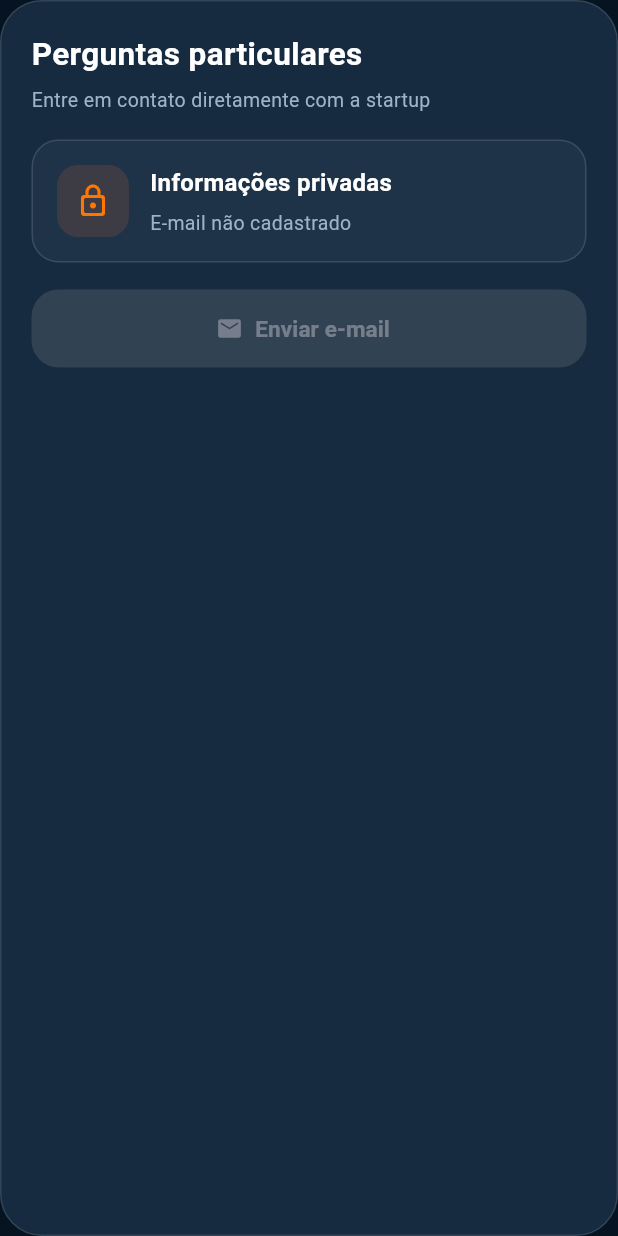
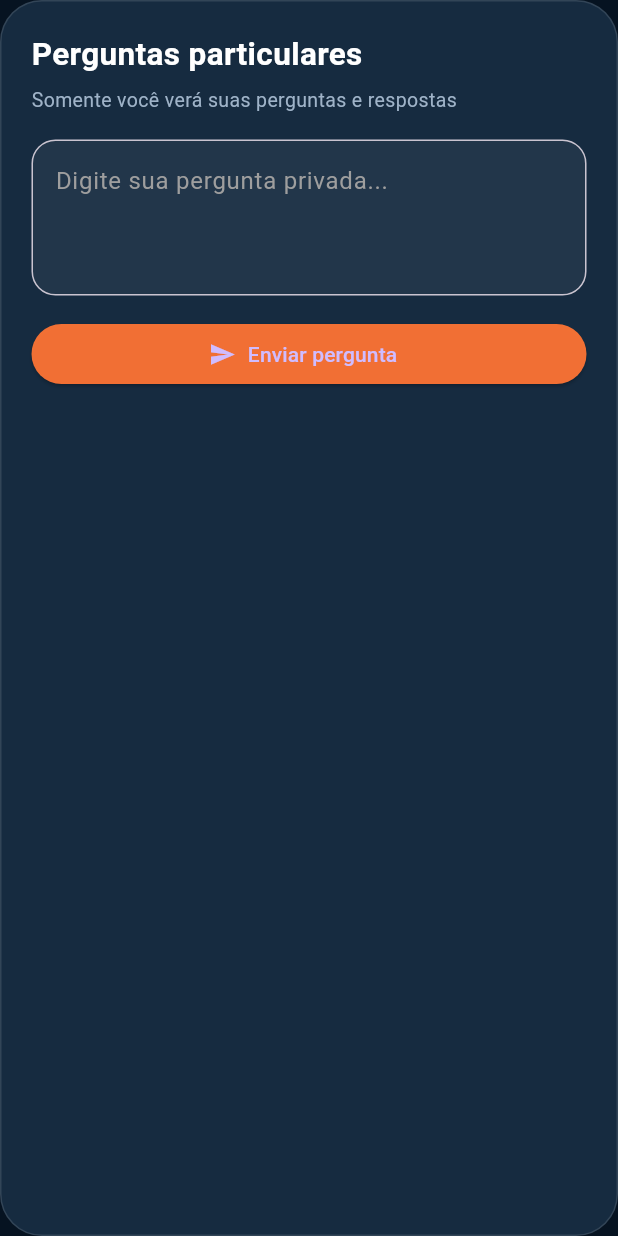
Before and after one commit to miguelgallinucci/ES-PI3-2026-T3-G20, a Flutter app: the PrivateInfoTab widget shown alone on an empty page, opened directly with empty values, on a phone screen of 412 x 824 dp. Run offline on Flutter 3.47's test engine with Material 3 defaults, Android fonts, the phone set to English and light mode, and no system bars; our stand-ins replace cloud_firestore, cloud_functions, firebase_auth, firebase_core; accounts and stored records are empty.

Commit message:
Perguntas Privadas Atualizadas , com acesso ao banco de Dados

```diff
--- a/mobile/lib/features/catalog/widgets/private_info_tab.dart
+++ b/mobile/lib/features/catalog/widgets/private_info_tab.dart
@@ -1,136 +1,178 @@
+import 'package:cloud_firestore/cloud_firestore.dart';
+import 'package:firebase_auth/firebase_auth.dart';
 import 'package:flutter/material.dart';
-import 'package:url_launcher/url_launcher.dart';
 
 import '../../../core/theme/app_colors.dart';
 import '../../../shared/widgets/app_section_card.dart';
 
-class PrivateInfoTab extends StatelessWidget {
-  final String? emailPrivado;
+class PrivateInfoTab extends StatefulWidget {
+  final String startupId;
 
   const PrivateInfoTab({
     super.key,
-    required this.emailPrivado,
+    required this.startupId,
   });
 
-  bool get hasEmail =>
-      emailPrivado != null && emailPrivado!.trim().isNotEmpty;
-
-  Future<void> abrirEmail(BuildContext context) async {
-    if (!hasEmail) {
-      ScaffoldMessenger.of(context).showSnackBar(
-        const SnackBar(
-          content: Text('E-mail não cadastrado.'),
-        ),
-      );
-      return;
+  @override
+  State<PrivateInfoTab> createState() => _PrivateInfoTabState();
 }
 
-    final Uri emailUri = Uri(
-      scheme: 'mailto',
-      path: emailPrivado!.trim(),
-      queryParameters: {
-        'subject': 'Solicitação de informações privadas',
-        'body':
-            'Olá, gostaria de receber mais informações privadas sobre a startup.',
-      },
-    );
+class _PrivateInfoTabState extends State<PrivateInfoTab> {
+  final TextEditingController perguntaController = TextEditingController();
 
-    await launchUrl(
-      emailUri,
-      mode: LaunchMode.externalApplication,
-    );
+  Future<void> enviarPergunta() async {
+    final user = FirebaseAuth.instance.currentUser;
+
+    if (user == null) return;
+
+    if (perguntaController.text.trim().isEmpty) return;
+
+    await FirebaseFirestore.instance
+        .collection('startups')
+        .doc(widget.startupId)
+        .collection('privateQuestions')
+        .add({
+      'question': perguntaController.text.trim(),
+      'answer': '',
+      'userId': user.uid,
+      'userEmail': user.email,
+      'createdAt': FieldValue.serverTimestamp(),
+    });
+
+    perguntaController.clear();
   }
 
   @override
   Widget build(BuildContext context) {
+    final user = FirebaseAuth.instance.currentUser;
+
     return AppSectionCard(
       title: 'Perguntas particulares',
-      subtitle: 'Entre em contato diretamente com a startup',
+      subtitle: 'Somente você verá suas perguntas e respostas',
       child: Column(
-        crossAxisAlignment: CrossAxisAlignment.start,
         children: [
-          Container(
+          TextField(
+            controller: perguntaController,
+            maxLines: 3,
+            style: const TextStyle(color: Colors.white),
+            decoration: InputDecoration(
+              hintText: 'Digite sua pergunta privada...',
+              hintStyle: const TextStyle(color: Colors.grey),
+              filled: true,
+              fillColor: Colors.white.withValues(alpha: 0.05),
+              border: OutlineInputBorder(
+                borderRadius: BorderRadius.circular(16),
+              ),
+            ),
+          ),
+          const SizedBox(height: 15),
+          SizedBox(
             width: double.infinity,
+            child: ElevatedButton.icon(
+              onPressed: enviarPergunta,
+              icon: const Icon(Icons.send),
+              label: const Text('Enviar pergunta'),
+              style: ElevatedButton.styleFrom(
+                backgroundColor: AppColors.primary,
+              ),
+            ),
+          ),
+          const SizedBox(height: 20),
+          StreamBuilder(
+            stream: FirebaseFirestore.instance
+                .collection('startups')
+                .doc(widget.startupId)
+                .collection('privateQuestions')
+                .where('userId', isEqualTo: user?.uid)
+                .snapshots(),
+            builder: (context, snapshot) {
+              if (!snapshot.hasData) {
+                return const CircularProgressIndicator();
+              }
+
+              final docs = snapshot.data!.docs;
+
+              return Column(
+                children: docs.map((doc) {
+                  final data = doc.data();
+
+                  return Container(
+                    margin: const EdgeInsets.only(bottom: 16),
                     padding: const EdgeInsets.all(16),
                     decoration: BoxDecoration(
                       color: Colors.white.withValues(alpha: 0.04),
-              borderRadius: BorderRadius.circular(18),
+                      borderRadius: BorderRadius.circular(20),
                       border: Border.all(
                         color: AppColors.border,
                       ),
                     ),
-            child: Row(
+                    child: Column(
+                      crossAxisAlignment: CrossAxisAlignment.start,
+                      children: [
+                        Row(
                           children: [
                             Container(
-                  width: 48,
-                  height: 48,
+                              padding: const EdgeInsets.all(8),
                               decoration: BoxDecoration(
-                    color: AppColors.primary.withValues(alpha: 0.14),
-                    borderRadius: BorderRadius.circular(14),
+                                color: AppColors.primary.withValues(alpha: 0.15),
+                                borderRadius: BorderRadius.circular(12),
                               ),
                               child: const Icon(
-                    Icons.lock_outline_rounded,
+                                Icons.question_answer_rounded,
                                 color: AppColors.primaryLight,
                               ),
                             ),
-                const SizedBox(width: 14),
-                Expanded(
-                  child: Column(
-                    crossAxisAlignment: CrossAxisAlignment.start,
-                    children: [
+                            const SizedBox(width: 10),
                             const Text(
-                        'Informações privadas',
+                              'Sua pergunta',
                               style: TextStyle(
                                 color: Colors.white,
-                          fontWeight: FontWeight.w700,
+                                fontWeight: FontWeight.bold,
                                 fontSize: 16,
-                        ),
-                      ),
-                      const SizedBox(height: 6),
-                      Text(
-                        hasEmail
-                            ? emailPrivado!
-                            : 'E-mail não cadastrado',
-                        style: const TextStyle(
-                          color: AppColors.textSecondary,
-                          fontSize: 13,
                               ),
                             ),
                           ],
                         ),
-                ),
-              ],
+                        const SizedBox(height: 15),
+                        Text(
+                          data['question'],
+                          style: const TextStyle(
+                            color: Colors.white,
+                            fontSize: 14,
+                            height: 1.5,
                           ),
                         ),
                         const SizedBox(height: 18),
-          SizedBox(
+                        Container(
                           width: double.infinity,
-            height: 52,
-            child: ElevatedButton.icon(
-              onPressed: hasEmail
-                  ? () => abrirEmail(context)
-                  : null,
-              icon: const Icon(Icons.email_rounded),
-              label: const Text(
-                'Enviar e-mail',
+                          padding: const EdgeInsets.all(14),
+                          decoration: BoxDecoration(
+                            color: data['answer'] == ''
+                                ? Colors.orange.withValues(alpha: 0.10)
+                                : AppColors.primary.withValues(alpha: 0.10),
+                            borderRadius: BorderRadius.circular(16),
+                          ),
+                          child: Text(
+                            data['answer'] == ''
+                                ? '⏳ Aguardando resposta da startup'
+                                : data['answer'],
                             style: TextStyle(
-                  fontSize: 15,
-                  fontWeight: FontWeight.w700,
-                ),
-              ),
-              style: ElevatedButton.styleFrom(
-                backgroundColor: AppColors.primary,
-                foregroundColor: Colors.white,
-                disabledBackgroundColor:
-                    Colors.grey.withValues(alpha: 0.2),
-                shape: RoundedRectangleBorder(
-                  borderRadius: BorderRadius.circular(18),
-                ),
+                              color: data['answer'] == ''
+                                  ? Colors.orange
+                                  : AppColors.primaryLight,
+                              fontWeight: FontWeight.w600,
                             ),
                           ),
                         ),
                       ],
                     ),
                   );
+                }).toList(),
+              );
+            },
+          )
+        ],
+      ),
+    );
   }
 }
--- a/mobile/lib/features/startup/pages/startup_detail_page.dart
+++ b/mobile/lib/features/startup/pages/startup_detail_page.dart
@@ -526,7 +526,7 @@ class _StartupDetailPageState extends State<StartupDetailPage> {
                     ),
                     const SizedBox(height: 18),
                     PrivateInfoTab(
-                      emailPrivado: widget.startup.emailPrivado,
+                      startupId: widget.startup.id,
                     ),
                     const SizedBox(height: 18),
                     AppSectionCard(
```
Lines whose indentation alone changed are shown as unchanged.
